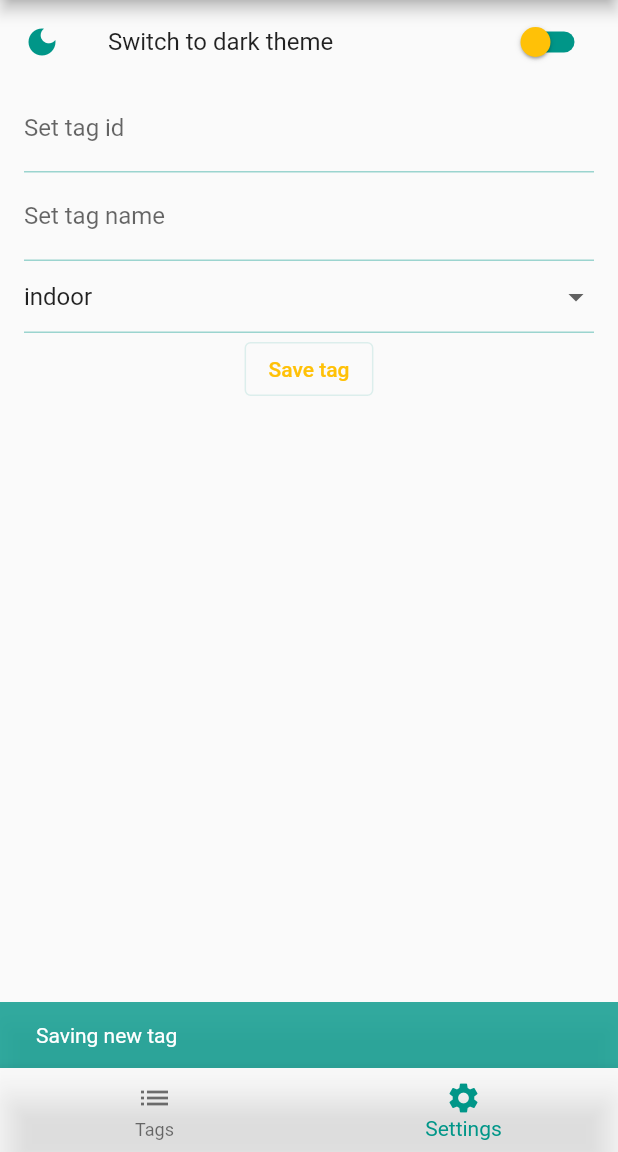
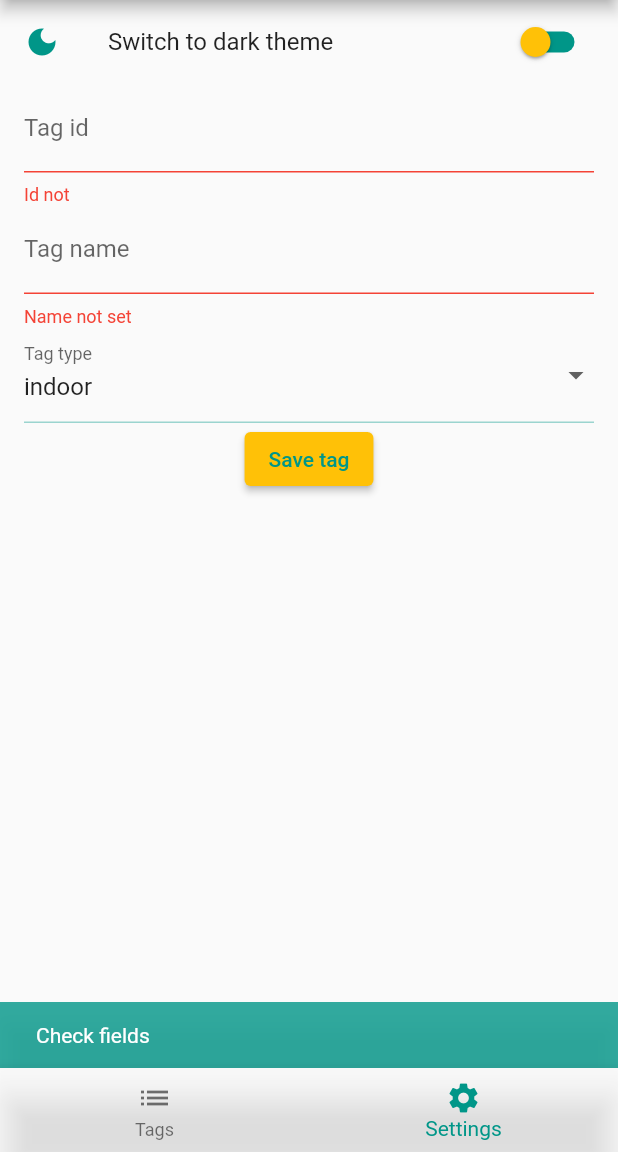
Before and after one commit to RedFox-Development/DriverBits, a Flutter app: the screen it shows after launch, item 2 of the bottom bar chosen, after a tap on "Save tag", on a phone screen of 412 x 824 dp, the part 84-1236 px from its top. Run offline on Flutter 3.47's test engine with Material 2 defaults, Android fonts, the light colour scheme and no system bars; our stand-ins replace hive, shimmer, syncfusion_flutter_gauges; accounts and stored records are empty.

Commit message:
added simplified view, barebones for settings & statistics views for tag view selecting logic; tag view selecting done via DropdownButtonFormField widget; former gauges included as one view type in tag ui and acts as default; added later: tag view persistence

```diff
--- a/lib/views/settings.dart
+++ b/lib/views/settings.dart
@@ -11,6 +11,10 @@ class Settings extends StatefulWidget {
 }
 
 class _Settings extends State<Settings> {
+  final _formKey = GlobalKey<FormState>();
+  String _selectedType = 'indoor';
+  String _newId = '';
+  String _newName = '';
 
   @override
   void initState() {
@@ -41,56 +45,69 @@ class _Settings extends State<Settings> {
     }
 
     Widget _tagAdder() {
-      String _selectedType = 'indoor';
-      String _newId = '';
-      String _newName = '';
-
-      void _handleTagAdder() {
-        setState(() {
-          _newId = '';
-          _newName = '';
-        });
-        ScaffoldMessenger.of(context).showSnackBar(const SnackBar(content: Text('Saving new tag')),);
-      }
 
       return Padding(
         padding: const EdgeInsets.symmetric(horizontal: 16),
         child: Form(
+          key: _formKey,
           child: Column(
             children: <Widget>[
               TextFormField(
-                onChanged: (String newValue) {
-                  setState(() {
-                    _newId = newValue;
-                  });
+                onSaved: (String? newValue) {
+                  _newId = newValue!;
+                },
+                validator: (String? value) {
+                  if (value!.isEmpty) {
+                    return 'Id not';
+                  }
+                  return null;
                 },
                 decoration: const InputDecoration(
-                    labelText: 'Set tag id'
+                    labelText: 'Tag id'
                 ),
               ),
               TextFormField(
-                onChanged: (String newValue) {
-                  setState(() {
-                    _newName = newValue;
-                  });
+                onSaved: (String? newValue) {
+                  _newName = newValue!;
+                },
+                validator: (String? value) {
+                  if (value!.isEmpty) {
+                    return 'Name not set';
+                  }
+                  return null;
                 },
                 decoration: const InputDecoration(
-                    labelText: 'Set tag name'
+                    labelText: 'Tag name'
                 ),
               ),
               DropdownButtonFormField<String>(
-                value: _selectedType,
-                onChanged: (String? newValue) => setState(() {
-                  _selectedType = newValue!;
-                }),
+                value: 'indoor',
+                decoration: const InputDecoration(
+                    labelText: 'Tag type'
+                ),
+                onChanged: (String? newValue) {
+                  setState(() {
+                    _selectedType = newValue!;
+                  });
+                },
                 items: <String>['indoor', 'outdoor', 'storage', 'sauna', 'fridge', 'freezer']
                     .map<DropdownMenuItem<String>>((String value) {
-                  return DropdownMenuItem<String>(child: Text(value), value: value);
-                })
+                      return DropdownMenuItem<String>(child: Text(value), value: value);
+                    })
                     .toList(),
               ),
-              OutlinedButton(
-                onPressed: _handleTagAdder,
+              ElevatedButton(
+                onPressed: () {
+                  print(_newId + ', ' +  _newName + ', ' + _selectedType);
+                  if (_formKey.currentState!.validate()) {
+                    _formKey.currentState!.save();
+                    ScaffoldMessenger.of(context).showSnackBar(const SnackBar(content: Text('Saving new tag'),),);
+                    _formKey.currentState!.reset();
+                    ScaffoldMessenger.of(context).showSnackBar(const SnackBar(content: Text('New tag saved'),),);
+                  } else {
+                    ScaffoldMessenger.of(context).showSnackBar(const SnackBar(content: Text('Check fields'),),);
+                  }
+                },
                 child: const Text('Save tag'),
               ),
             ],
--- a/lib/views/tag_ui.dart
+++ b/lib/views/tag_ui.dart
@@ -31,6 +31,8 @@ class TagUi extends StatefulWidget {
 }
 
 class _TagState extends State<TagUi> {
+  final _formKey = GlobalKey<FormState>();
+  String _tagViewMode = 'gauges';
   late Reading _latest;
 
   @override
@@ -746,16 +748,116 @@ class _TagState extends State<TagUi> {
     //       );
     //     }
 
+    Widget _selector() {
+      return Padding(
+          padding: const EdgeInsets.symmetric(horizontal: 8),
+          child: Form(
+            key: _formKey,
+            child: DropdownButtonFormField(
+              value: 'gauges',
+              decoration: const InputDecoration(
+                labelText: 'Tag view'
+              ),
+              onChanged: (String? nextValue) {
+                setState(() {
+                  _tagViewMode = nextValue!;
+                });
+              },
+              items: <String>['gauges', 'simple', 'statistics', 'settings']
+                .map<DropdownMenuItem<String>>((String value) {
+                  return DropdownMenuItem<String>(child: Text(value), value: value);
+                })
+                .toList(),
+            ),
+          ),
+        );
+    }
+
+    Widget _gauges() {
+      return Column(
+        children: [
+          _tempGauge(),
+          _humidGauge(),
+          _presGauge(),
+          _batGauge(),
+          _rssiGauge()
+        ],
+      );
+    }
+
+    Widget _simple() {
+      double trimPressure() => _latest.pressure/100;
+      double trimVoltage() => _latest.battery/1000;
+      return Column(
+        children: [
+          Padding(
+            padding: const EdgeInsets.all(12),
+            child: Text('Temperature: ' + _latest.temperature.toStringAsFixed(1) + ' °C'),
+          ),
+          Padding(
+            padding: const EdgeInsets.all(12),
+            child: Text('Humidity: ' + _latest.humidity.toStringAsFixed(1) + ' %'),
+          ),
+          Padding(
+            padding: const EdgeInsets.all(12),
+            child: Text('Pressure: ' + trimPressure().toStringAsFixed(1) + ' hPa'),
+          ),
+          Padding(
+            padding: const EdgeInsets.all(12),
+            child: Text('Battery: ' + trimVoltage().toStringAsFixed(2) + ' V'),
+          ),
+          Padding(
+            padding: const EdgeInsets.all(12),
+            child: Text('RSSI: ' + _latest.rssi.toString()),
+          ),
+        ],
+      );
+    }
+
+    Widget _statistics() {
+      return Column(
+        children: const [
+          Padding(
+            padding: EdgeInsets.all(12),
+            child: Text('Statistics'),
+          ),
+        ],
+      );
+    }
+
+    Widget _settings() {
+      return Column(
+        children: const [
+          Padding(
+            padding: EdgeInsets.all(12),
+            child: Text('Settings'),
+          ),
+        ],
+      );
+    }
+
+    Widget _viewModes() {
+      switch (_tagViewMode) {
+        case 'gauges':
+          return _gauges();
+        case 'simple':
+          return _simple();
+        case 'statistics':
+          return _statistics();
+        case 'settings':
+          return _settings();
+        default:
+          return _gauges();
+      }
+    }
+
     return ListView(
       padding: const EdgeInsets.symmetric(horizontal: 8),
       children: <Widget>[
         Text(widget._selected.name),
         Text(_latest.timeSince, style: Theme.of(context).textTheme.headline4,),
-        _tempGauge(),
-        _humidGauge(),
-        _presGauge(),
-        _batGauge(),
-        _rssiGauge()
+        _selector(),
+        _viewModes(),
       ],
     );
   }
```
Also changed, not shown: lib/blocs/applicationBloc.dart (deleted, +0 -23 lines), lib/blocs/applicationValidators.dart (deleted, +0 -22 lines), lib/blocs/provider.dart (deleted, +0 -16 lines), assets/tasklist.png (deleted), assets/tasklist_mono.png (deleted).
